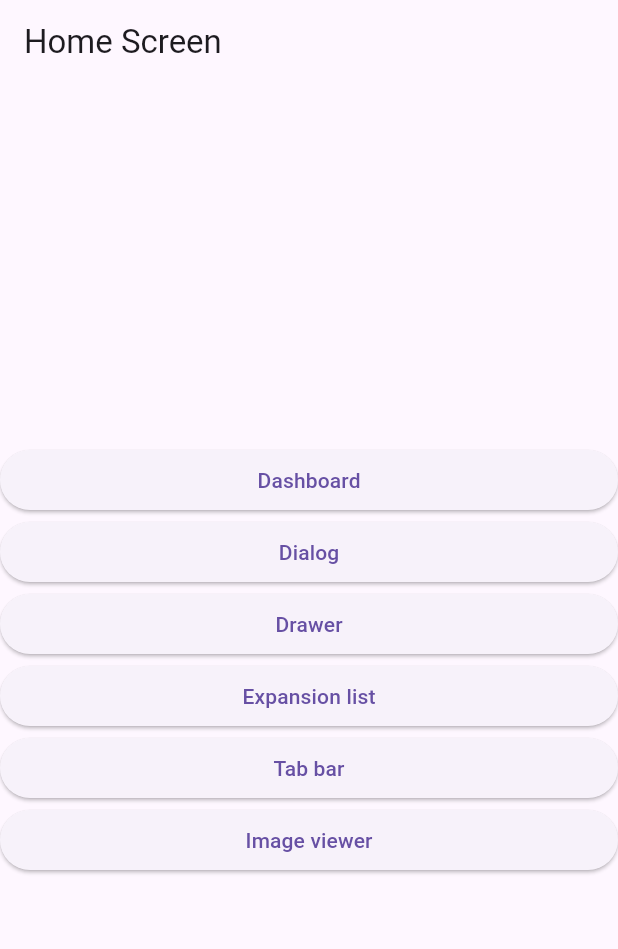
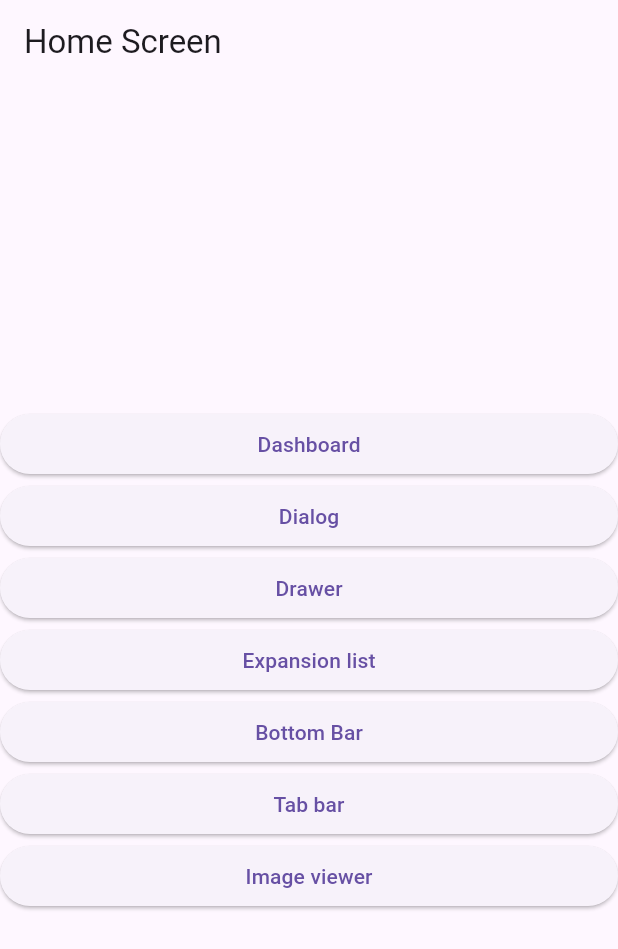
Before and after one commit to SinaaDev/test_widgets, a Flutter app: the screen it shows after launch, on a phone screen of 412 x 824 dp. Shown: the top 949 px of the screen. Run offline on Flutter 3.47's test engine with Material 3 defaults, Android fonts, the phone set to English and light mode, and no system bars.

Commit message:
bottom nav bar added to the home screen

```diff
--- a/lib/home_screen.dart
+++ b/lib/home_screen.dart
@@ -1,4 +1,5 @@
 import 'package:flutter/material.dart';
+import 'package:task_widget/widgets/bottom_bar_widget.dart';
 import 'package:task_widget/widgets/dashboard_widget.dart';
 import 'package:task_widget/widgets/dialog_widget.dart';
 import 'package:task_widget/widgets/drawer_widget.dart';
@@ -21,6 +22,7 @@ class HomeScreen extends StatelessWidget {
           ElevatedButton(onPressed: (){Navigator.push(context, MaterialPageRoute(builder: (context) => const DialogWidget(),));}, child: const Text('Dialog')),
           ElevatedButton(onPressed: (){Navigator.push(context, MaterialPageRoute(builder: (context) => const DrawerWidget(),));}, child: const Text('Drawer')),
           ElevatedButton(onPressed: (){Navigator.push(context, MaterialPageRoute(builder: (context) => const MyExpansionPanelList(),));}, child: const Text('Expansion list')),
+          ElevatedButton(onPressed: (){Navigator.push(context, MaterialPageRoute(builder: (context) => const BottomBarWidget(),));}, child: const Text('Bottom Bar')),
           ElevatedButton(onPressed: (){Navigator.push(context, MaterialPageRoute(builder: (context) => const TabBarWidget(),));}, child: const Text('Tab bar')),
           ElevatedButton(onPressed: (){Navigator.push(context, MaterialPageRoute(builder: (context) => const ImageViewerWidget(),));}, child: const Text('Image viewer')),
         ],
--- a/pubspec.yaml
+++ b/pubspec.yaml
@@ -35,6 +35,7 @@ dependencies:
   # The following adds the Cupertino Icons font to your application.
   # Use with the CupertinoIcons class for iOS style icons.
   cupertino_icons: ^1.0.6
+  flutter_expandable_fab: ^2.3.0
 
 dev_dependencies:
   flutter_test:
```
Also changed, not shown: pubspec.lock.
